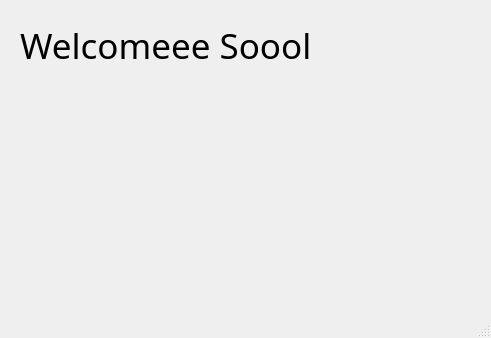
Qt form gaspare/mainwindow.ui (AlgolSCM/pruebita) before a commit.
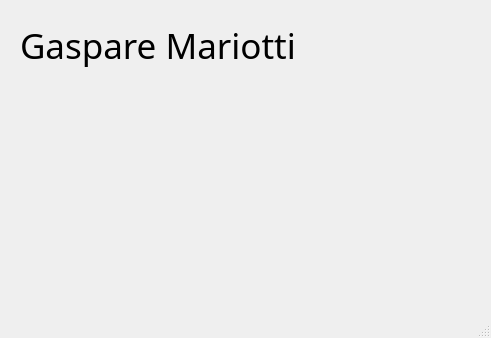
The same form after that commit.

Diff of the .ui file:
```diff
--- a/gaspare/mainwindow.ui
+++ b/gaspare/mainwindow.ui
@@ -30,7 +30,7 @@
      </font>
     </property>
     <property name="text">
-     <string>Welcomeee Soool</string>
+     <string>Gaspare Mariotti</string>
     </property>
    </widget>
   </widget>
```
